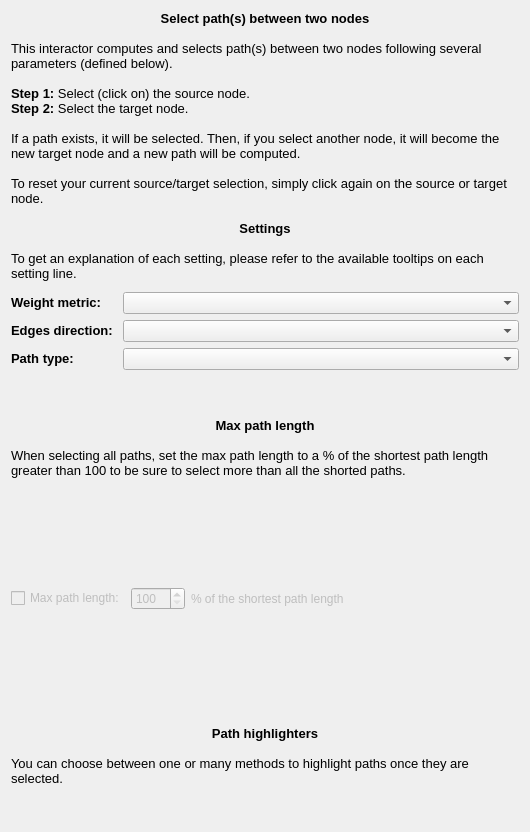
Old version of the form plugins/interactor/PathFinder/designer/PathFinderConfiguration.ui in the repository Tulip-Dev/tulip.
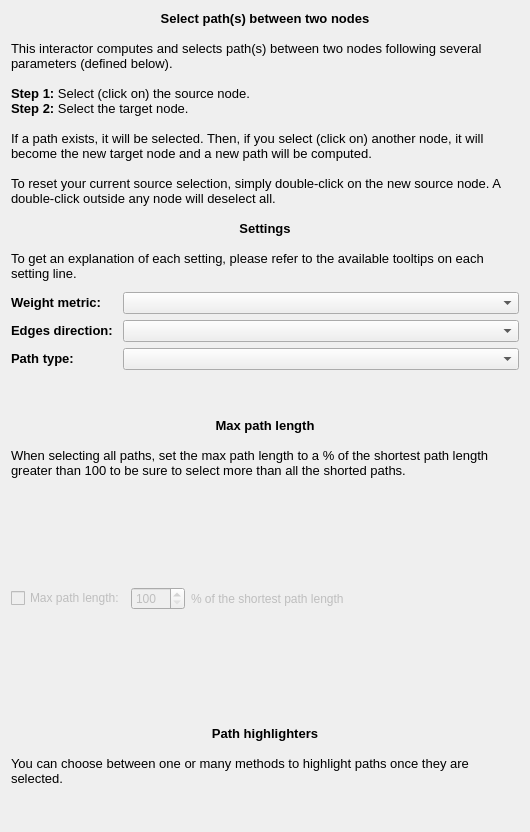
New version of the form.

Commit message: Improve PathFinder interactor behavior (from B. Pinaud feedback): double-click on a node selects it as the source of a new path, double-click outside any node deselects all

Diff of the .ui file:
```diff
--- a/plugins/interactor/PathFinder/designer/PathFinderConfiguration.ui
+++ b/plugins/interactor/PathFinder/designer/PathFinderConfiguration.ui
@@ -40,9 +40,9 @@
 &lt;p style=&quot; margin-top:0px; margin-bottom:0px; margin-left:0px; margin-right:0px; -qt-block-indent:0; text-indent:0px;&quot;&gt;&lt;span style=&quot; font-family:'Sans'; font-size:10pt; font-weight:600;&quot;&gt;Step 1: &lt;/span&gt;&lt;span style=&quot; font-family:'Sans'; font-size:10pt;&quot;&gt;Select (click on) the source node.&lt;/span&gt;&lt;/p&gt;
 &lt;p style=&quot; margin-top:0px; margin-bottom:0px; margin-left:0px; margin-right:0px; -qt-block-indent:0; text-indent:0px;&quot;&gt;&lt;span style=&quot; font-family:'Sans'; font-size:10pt; font-weight:600;&quot;&gt;Step 2: &lt;/span&gt;&lt;span style=&quot; font-family:'Sans'; font-size:10pt;&quot;&gt;Select the target node.&lt;/span&gt;&lt;/p&gt;
 &lt;p style=&quot;-qt-paragraph-type:empty; margin-top:0px; margin-bottom:0px; margin-left:0px; margin-right:0px; -qt-block-indent:0; text-indent:0px; font-family:'Sans'; font-size:10pt;&quot;&gt;&lt;br /&gt;&lt;/p&gt;
-&lt;p style=&quot; margin-top:0px; margin-bottom:0px; margin-left:0px; margin-right:0px; -qt-block-indent:0; text-indent:0px;&quot;&gt;&lt;span style=&quot; font-family:'Sans'; font-size:10pt;&quot;&gt;If a path exists, it will be selected. Then, if you select another node, it will become the new target node and a new path will be computed.&lt;/span&gt;&lt;/p&gt;
+&lt;p style=&quot; margin-top:0px; margin-bottom:0px; margin-left:0px; margin-right:0px; -qt-block-indent:0; text-indent:0px;&quot;&gt;&lt;span style=&quot; font-family:'Sans'; font-size:10pt;&quot;&gt;If a path exists, it will be selected. Then, if you select (click on) another node, it will become the new target node and a new path will be computed.&lt;/span&gt;&lt;/p&gt;
 &lt;p style=&quot;-qt-paragraph-type:empty; margin-top:0px; margin-bottom:0px; margin-left:0px; margin-right:0px; -qt-block-indent:0; text-indent:0px; font-family:'Sans'; font-size:10pt;&quot;&gt;&lt;br /&gt;&lt;/p&gt;
-&lt;p style=&quot; margin-top:0px; margin-bottom:0px; margin-left:0px; margin-right:0px; -qt-block-indent:0; text-indent:0px;&quot;&gt;&lt;span style=&quot; font-family:'Sans'; font-size:10pt;&quot;&gt;To reset your current source/target selection, simply click again on the source or target node.&lt;/span&gt;&lt;/p&gt;
+&lt;p style=&quot; margin-top:0px; margin-bottom:0px; margin-left:0px; margin-right:0px; -qt-block-indent:0; text-indent:0px;&quot;&gt;&lt;span style=&quot; font-family:'Sans'; font-size:10pt;&quot;&gt;To reset your current source selection, simply double-click on the new source node. A double-click outside any node will deselect all.&lt;/span&gt;&lt;/p&gt;
 &lt;p style=&quot;-qt-paragraph-type:empty; margin-top:0px; margin-bottom:0px; margin-left:0px; margin-right:0px; -qt-block-indent:0; text-indent:0px; font-family:'Sans'; font-size:10pt;&quot;&gt;&lt;br /&gt;&lt;/p&gt;
 &lt;p align=&quot;center&quot; style=&quot; margin-top:0px; margin-bottom:0px; margin-left:0px; margin-right:0px; -qt-block-indent:0; text-indent:0px;&quot;&gt;&lt;span style=&quot; font-family:'Sans'; font-size:10pt; font-weight:600;&quot;&gt;Settings&lt;/span&gt;&lt;/p&gt;
 &lt;p style=&quot;-qt-paragraph-type:empty; margin-top:0px; margin-bottom:0px; margin-left:0px; margin-right:0px; -qt-block-indent:0; text-indent:0px; font-family:'Sans'; font-size:10pt; font-weight:600;&quot;&gt;&lt;br /&gt;&lt;/p&gt;
```
The commit also changes 1 other file.
